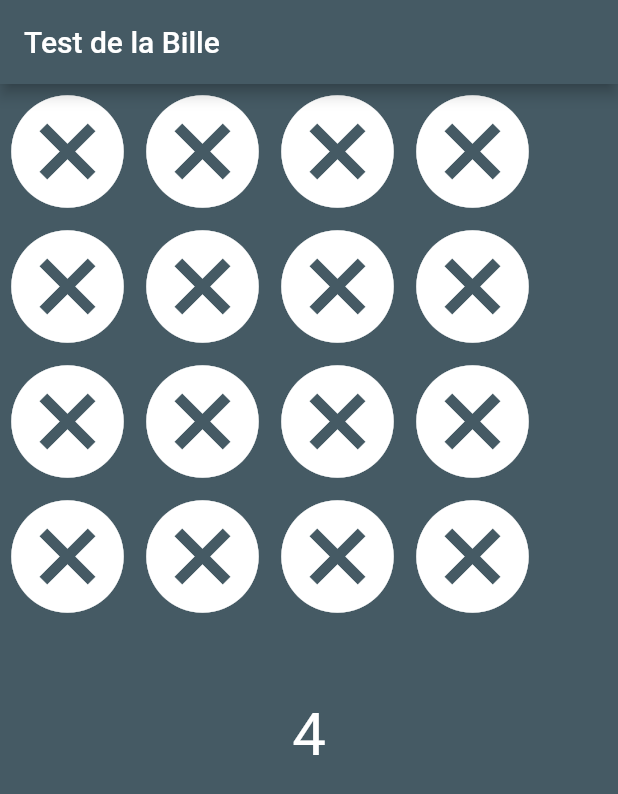
After one commit to CamilleLeRoux/ELIM2019-20, a Flutter app: the screen it shows after launch, after a tap on "Bille", on a phone screen of 412 x 824 dp. The commit adds this screen. Shown: the top 794 px of the screen. Run offline on Flutter 3.47's test engine with Material 2 defaults, Android fonts, the phone set to English and light mode, and no system bars; our stand-ins replace cloud_firestore, flutter_datetime_picker, sensors; missing offline and left inert: k_means_cluster, scheduled_notifications; accounts and stored records are empty.

Commit message:
#10 Setup test de la bille

```diff
--- a/front/lib/main.dart
+++ b/front/lib/main.dart
@@ -2,6 +2,7 @@ import 'package:flutter/material.dart';
 import 'package:flutter/services.dart';
 import 'package:front/ligneDroite.dart';
 import 'package:front/testBdd.dart';
+import 'package:front/testBille.dart';
 import 'Sentence/sentence.dart';
 import 'settings.dart';
 import 'package:front/Mouvement/CountMouvement.dart';
@@ -163,6 +164,24 @@ class _MyHomePageState extends State<MyHomePage> {
               onPressed: () {
                 Navigator.push(context,
                     MaterialPageRoute(
+                        builder: (context) => TestBille()
+                    )
+                );
+              },
+              child: Text(
+                "Bille",
+              ),
+            ),
+            FlatButton(
+              color: PrimaryAssentColor,
+              textColor: Colors.white,
+              disabledColor: Colors.grey,
+              disabledTextColor: Colors.black,
+              padding: EdgeInsets.all(8.0),
+              splashColor: Colors.blueAccent,
+              onPressed: () {
+                Navigator.push(context,
+                    MaterialPageRoute(
                         builder: (context) => TestBdd()
                     )
                 );
--- /dev/null
+++ b/front/lib/testBille.dart
@@ -0,0 +1,123 @@
+import 'dart:async';
+import 'dart:math';
+
+import 'package:flutter/cupertino.dart';
+import 'package:flutter/material.dart';
+
+import 'colors.dart';
+
+class TestBille extends StatefulWidget {
+
+  @override
+  TestBilleState createState() => TestBilleState();
+}
+
+class TestBilleState extends State<TestBille> {
+
+  Timer _timer;
+  int _start = 5;
+
+  int last = 0;
+  int points = 0;
+
+  var colors = [];
+
+  @override
+  void initState() {
+    super.initState();
+    startTimer();
+    for(int i = 0; i < 16; ++i){
+      colors.add(Colors.white);
+    }
+  }
+
+  Widget build(BuildContext context) {
+    return Scaffold(
+        backgroundColor: PrimaryColor,
+        appBar: AppBar(
+            title: Text("Test de la Bille"),
+            backgroundColor: PrimaryColor,
+            automaticallyImplyLeading: false
+        ),
+        body: Center(
+          child: Column(
+            children: <Widget>[
+              Row(
+                children: <Widget>[
+                  InkWell(child: Icon(Icons.cancel, size: 90, color: colors[0],), onTap: (){ verif(0);},),
+                  InkWell(child: Icon(Icons.cancel, size: 90, color: colors[1],), onTap: (){ verif(1);},),
+                  InkWell(child: Icon(Icons.cancel, size: 90, color: colors[2],), onTap: (){ verif(2);},),
+                  InkWell(child: Icon(Icons.cancel, size: 90, color: colors[3],), onTap: (){ verif(3);},),
+                ],
+              ),
+              Row(
+                children: <Widget>[
+                  InkWell(child: Icon(Icons.cancel, size: 90, color: colors[4],), onTap: (){ verif(4);},),
+                  InkWell(child: Icon(Icons.cancel, size: 90, color: colors[5],), onTap: (){ verif(5);},),
+                  InkWell(child: Icon(Icons.cancel, size: 90, color: colors[6],), onTap: (){ verif(6);},),
+                  InkWell(child: Icon(Icons.cancel, size: 90, color: colors[7],), onTap: (){ verif(7);},),
+                ],
+              ),
+              Row(
+                children: <Widget>[
+                  InkWell(child: Icon(Icons.cancel, size: 90, color: colors[8],), onTap: (){ verif(8);},),
+                  InkWell(child: Icon(Icons.cancel, size: 90, color: colors[9],), onTap: (){ verif(9);},),
+                  InkWell(child: Icon(Icons.cancel, size: 90, color: colors[10],), onTap: (){ verif(10);},),
+                  InkWell(child: Icon(Icons.cancel, size: 90, color: colors[11],), onTap: (){ verif(11);},),
+                ],
+              ),
+              Row(
+                children: <Widget>[
+                  InkWell(child: Icon(Icons.cancel, size: 90, color: colors[12],), onTap: (){ verif(12);},),
+                  InkWell(child: Icon(Icons.cancel, size: 90, color: colors[13],), onTap: (){ verif(13);},),
+                  InkWell(child: Icon(Icons.cancel, size: 90, color: colors[14],), onTap: (){ verif(14);},),
+                  InkWell(child: Icon(Icons.cancel, size: 90, color: colors[15],), onTap: (){ verif(15);},),
+                ],
+              ),
+              Padding(
+                padding: const EdgeInsets.all(50.0),
+                child: Text("$_start",
+                    style: TextStyle(
+                        fontSize: 40,
+                        color: Colors.white)
+                ),
+              )
+            ],
+          ),
+        )
+    );
+  }
+
+  void startTimer() {
+    const oneSec = const Duration(seconds: 1);
+    _timer = new Timer.periodic(
+      oneSec,
+          (Timer timer) => setState(
+            () {
+          if (_start <= 0) {
+            _timer.cancel();
+            moveBille();
+          } else {
+            _start = _start - 1;
+          }
+        },
+      ),
+    );
+  }
+
+  void moveBille(){
+    final _random = new Random();
+    last = _random.nextInt(16);
+    setState(() {
+      colors[last] = Colors.green;
+    });
+  }
+
+  void verif(int i){
+    if (i == last){
+      ++points;
+      colors[last] = Colors.white;
+      moveBille();
+    }
+  }
+}
```
